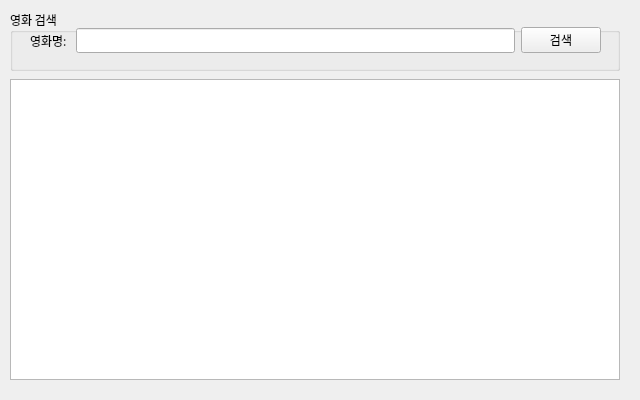
Qt form part1/StudyingPyQt/NaverAPIMovie.ui (bookchon/miniprojects) before a commit.
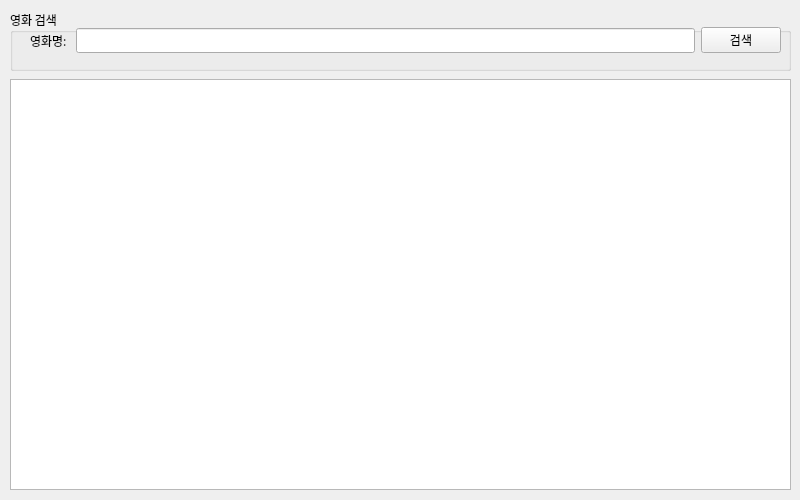
The same form after that commit.

Patch:
```diff
--- a/part1/StudyingPyQt/NaverAPIMovie.ui
+++ b/part1/StudyingPyQt/NaverAPIMovie.ui
@@ -6,8 +6,8 @@
    <rect>
     <x>0</x>
     <y>0</y>
-    <width>640</width>
-    <height>400</height>
+    <width>800</width>
+    <height>500</height>
    </rect>
   </property>
   <property name="sizePolicy">
@@ -18,14 +18,14 @@
   </property>
   <property name="minimumSize">
    <size>
-    <width>640</width>
-    <height>400</height>
+    <width>800</width>
+    <height>500</height>
    </size>
   </property>
   <property name="maximumSize">
    <size>
-    <width>640</width>
-    <height>400</height>
+    <width>800</width>
+    <height>500</height>
    </size>
   </property>
   <property name="font">
@@ -41,7 +41,7 @@
     <rect>
      <x>10</x>
      <y>10</y>
-     <width>610</width>
+     <width>781</width>
      <height>61</height>
     </rect>
    </property>
@@ -56,7 +56,7 @@
         <rect>
          <x>20</x>
          <y>10</y>
-         <width>571</width>
+         <width>751</width>
          <height>41</height>
         </rect>
        </property>
@@ -89,8 +89,8 @@
     <rect>
      <x>10</x>
      <y>79</y>
-     <width>610</width>
-     <height>301</height>
+     <width>781</width>
+     <height>411</height>
     </rect>
    </property>
    <layout class="QVBoxLayout" name="ResultLayout">
```
